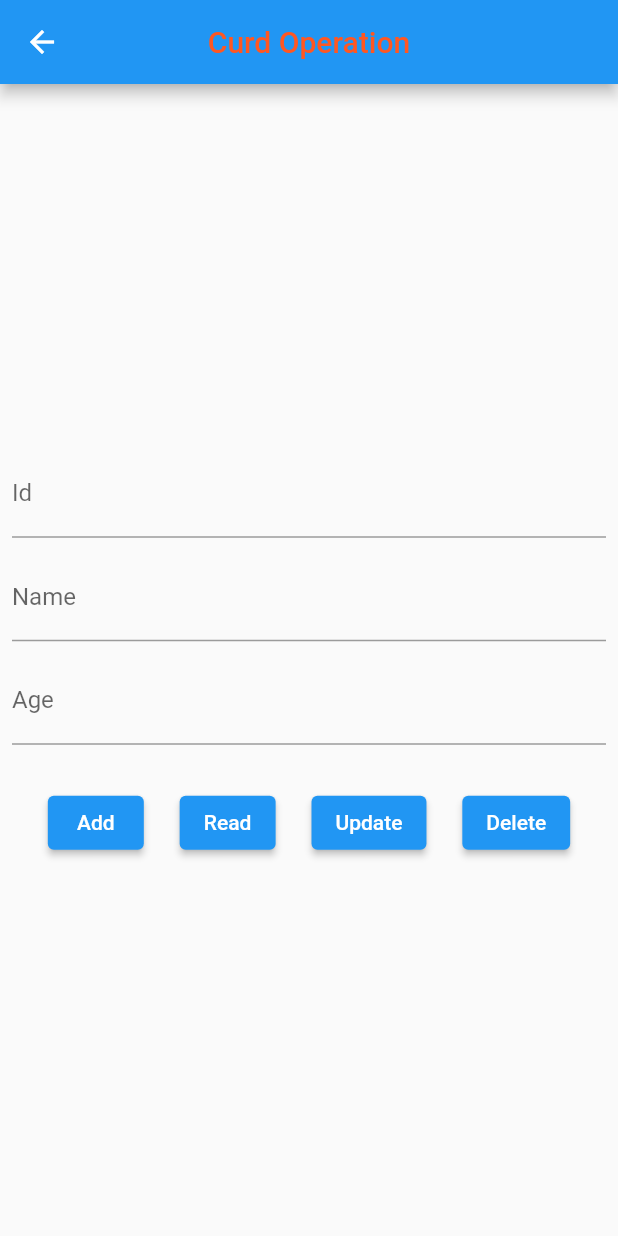
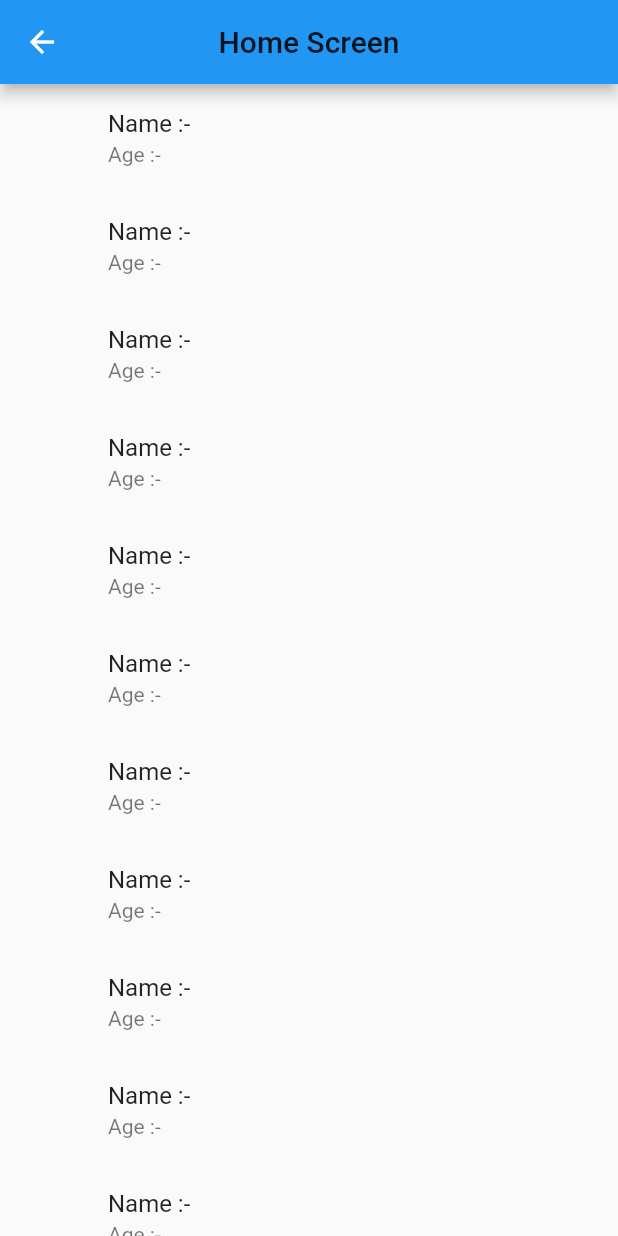
Before and after one commit to SatoruGojo11/jaydip_flutter_database, a Flutter app: the FirebaseCrudApp screen opened directly, after a tap on "Add", on a phone screen of 412 x 824 dp. Run offline on Flutter 3.47's test engine with Material 2 defaults, Android fonts, the phone set to English and light mode, and no system bars; our stand-ins replace cloud_firestore, firebase_auth, firebase_core, hive, hive_flutter, shared_preferences and 1 more; accounts and stored records are empty; network calls fail.

Commit message:
Commit 21/06/2023

```diff
--- a/lib/database/Firebase/FirebaseCRUD.dart
+++ b/lib/database/Firebase/FirebaseCRUD.dart
@@ -1,5 +1,6 @@
 import 'package:cloud_firestore/cloud_firestore.dart';
 import 'package:flutter/material.dart';
+import 'package:jaydip_flutter_database/database/Firebase/HomeScreen.dart';
 import 'package:jaydip_flutter_database/main.dart';
 
 class FirebaseCrudApp extends StatefulWidget {
@@ -10,9 +11,9 @@ class FirebaseCrudApp extends StatefulWidget {
 }
 
 class _FirebaseCrudAppState extends State<FirebaseCrudApp> {
-  var id = TextEditingController();
-  var name = TextEditingController();
-  var age = TextEditingController();
+  var idctrl = TextEditingController();
+  var namectrl = TextEditingController();
+  var agectrl = TextEditingController();
 
   @override
   Widget build(BuildContext context) {
@@ -24,69 +25,39 @@ class _FirebaseCrudAppState extends State<FirebaseCrudApp> {
           mainAxisAlignment: MainAxisAlignment.center,
           children: [
             TextField(
-              controller: id,
+              controller: idctrl,
+              keyboardType: TextInputType.number,
               decoration: InputDecoration(labelText: 'Id'),
             ),
             SizedBox(height: 10),
             TextField(
-              controller: name,
+              controller: namectrl,
               decoration: InputDecoration(labelText: 'Name'),
             ),
             SizedBox(height: 10),
             TextField(
-              controller: age,
+              controller: agectrl,
+              keyboardType: TextInputType.number,
               decoration: InputDecoration(labelText: 'Age'),
             ),
             SizedBox(height: 20),
-            ButtonBar(
-              alignment: MainAxisAlignment.spaceEvenly,
-              children: [
             ElevatedButton(
               onPressed: () {
                 addData();
-                    setState(() {
-                      id.clear();
-                      name.clear();
-                      age.clear();
-                    });
+                Map<String, dynamic> data = {
+                  'Id': idctrl.text,
+                  'Name': namectrl.text,
+                  'Age': agectrl.text,
+                };
+                Navigator.push(
+                  context,
+                  MaterialPageRoute(
+                    builder: (context) => HomeScreendata(data),
+                  ),
+                );
               },
               child: Text('Add'),
             ),
-                ElevatedButton(
-                  onPressed: () {
-                    readData();
-                    setState(() {
-                      id.clear();
-                      name.clear();
-                      age.clear();
-                    });
-                  },
-                  child: Text('Read'),
-                ),
-                ElevatedButton(
-                  onPressed: () {
-                    updateData();
-                    setState(() {
-                      id.clear();
-                      name.clear();
-                      age.clear();
-                    });
-                  },
-                  child: Text('Update'),
-                ),
-                ElevatedButton(
-                  onPressed: () {
-                    deleteData();
-                    setState(() {
-                      id.clear();
-                      name.clear();
-                      age.clear();
-                    });
-                  },
-                  child: Text('Delete'),
-                ),
-              ],
-            )
           ],
         ),
       ),
@@ -95,12 +66,12 @@ class _FirebaseCrudAppState extends State<FirebaseCrudApp> {
 
   addData() {
     DocumentReference reference =
-        FirebaseFirestore.instance.collection('Students').doc(id.text);
+        FirebaseFirestore.instance.collection('Students').doc(idctrl.text);
 
     Map<String, dynamic> data = {
-      'Id': id.text,
-      'Name': name.text,
-      'Age': age.text,
+      'Id': idctrl.text,
+      'Name': namectrl.text,
+      'Age': agectrl.text,
     };
 
     reference.set(data).whenComplete(() => print('Add Successful'));
@@ -108,7 +79,7 @@ class _FirebaseCrudAppState extends State<FirebaseCrudApp> {
 
   readData() {
     DocumentReference reference =
-        FirebaseFirestore.instance.collection('Students').doc(id.text);
+        FirebaseFirestore.instance.collection('Students').doc(idctrl.text);
 
     reference.get().then((value) {
       print(value.get('Id'));
@@ -119,12 +90,12 @@ class _FirebaseCrudAppState extends State<FirebaseCrudApp> {
 
   updateData() {
     DocumentReference reference =
-        FirebaseFirestore.instance.collection('Students').doc(id.text);
+        FirebaseFirestore.instance.collection('Students').doc(idctrl.text);
 
     Map<String, dynamic> data = {
-      'Id': id.text,
-      'Name': name.text,
-      'Age': age.text,
+      'Id': idctrl.text,
+      'Name': namectrl.text,
+      'Age': agectrl.text,
     };
 
     reference.update(data).whenComplete(() => print('Updated Successful'));
@@ -132,7 +103,7 @@ class _FirebaseCrudAppState extends State<FirebaseCrudApp> {
 
   deleteData() {
     DocumentReference reference =
-        FirebaseFirestore.instance.collection('Students').doc(id.text);
+        FirebaseFirestore.instance.collection('Students').doc(idctrl.text);
 
     reference.delete().whenComplete(() => print('Deleted Successful'));
   }
--- a/lib/database/Firebase/HomeScreen.dart
+++ b/lib/database/Firebase/HomeScreen.dart
@@ -1,36 +1,53 @@
+import 'package:cloud_firestore/cloud_firestore.dart';
 import 'package:flutter/material.dart';
-import 'package:jaydip_flutter_database/main.dart';
 
-class HomeScreen extends StatefulWidget {
-  var _email, _pwd;
+import '../../main.dart';
 
-  HomeScreen(this._email, this._pwd);
+class HomeScreendata extends StatefulWidget {
+  final Map show;
+
+  HomeScreendata(this.show);
 
   @override
-  State<HomeScreen> createState() => _HomeScreenState();
+  State<HomeScreendata> createState() => _HomeScreendataState();
 }
 
-class _HomeScreenState extends State<HomeScreen> {
+class _HomeScreendataState extends State<HomeScreendata> {
+  List ids = [];
+  List<QueryDocumentSnapshot<Map<String, dynamic>>>? data;
+
+  @override
+  void initState() {
+    // TODO: implement initState
+    super.initState();
+    getdata();
+  }
+
+  Future<void> getdata() async {
+    data = await FirebaseFirestore.instance
+        .collection('Students')
+        .get()
+        .then((value) => value.docs);
+
+    for (var element in data!) {
+      ids.add(element.id);
+    }
+  }
+
   @override
   Widget build(BuildContext context) {
     return Scaffold(
       appBar: appbar('Home Screen', Colors.black87),
       body: Center(
-        child: Column(
-          children: [
-            Text(
-              'Home Screen',
-              style: TextStyle(fontSize: 30),
-            ),
-            Text(
-              '${widget._email.toString()}',
-              style: TextStyle(fontSize: 20),
-            ),
-            Text(
-              '${widget._pwd.toString()}',
-              style: TextStyle(fontSize: 20),
-            ),
-          ],
+        child: ListView.builder(
+          itemBuilder: (context, index) {
+            return ListTile(
+              title: Text('Name :- ${widget.show['Name']}'),
+              leading: Text('${widget.show['Id']}'),
+              subtitle: Text('Age :- ${widget.show['Age']}'),
+            );
+          },
+          // itemCount: widget.show.length,
         ),
       ),
     );
```
Also changed, not shown: lib/database/Firebase/Email_Password_Varification.dart (+7 -6 lines), lib/main.dart (+4 -10 lines), lib/DatabaseTasks/Sqlite/LocalDatabase.dart (deleted). Lines whose indentation alone changed are shown as unchanged.
